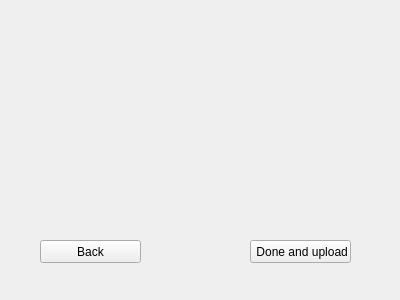
This is UI/UploadFrame.ui in TheSunAlsoRises/Little-Birds as Qt 5 draws it before an edit. The edited form follows.
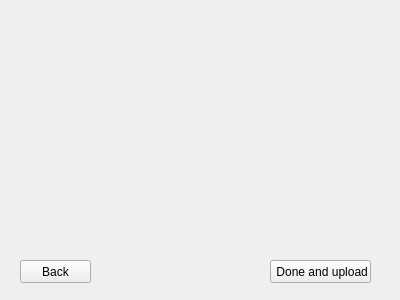
This is the edited form.

The edit to the form file:
```diff
--- a/UI/UploadFrame.ui
+++ b/UI/UploadFrame.ui
@@ -16,8 +16,8 @@
   <widget class="QPushButton" name="upload_button">
    <property name="geometry">
     <rect>
-     <x>250</x>
-     <y>240</y>
+     <x>270</x>
+     <y>260</y>
      <width>101</width>
      <height>23</height>
     </rect>
@@ -29,9 +29,9 @@
   <widget class="QPushButton" name="back_button">
    <property name="geometry">
     <rect>
-     <x>40</x>
-     <y>240</y>
-     <width>101</width>
+     <x>20</x>
+     <y>260</y>
+     <width>71</width>
      <height>23</height>
     </rect>
    </property>
```
